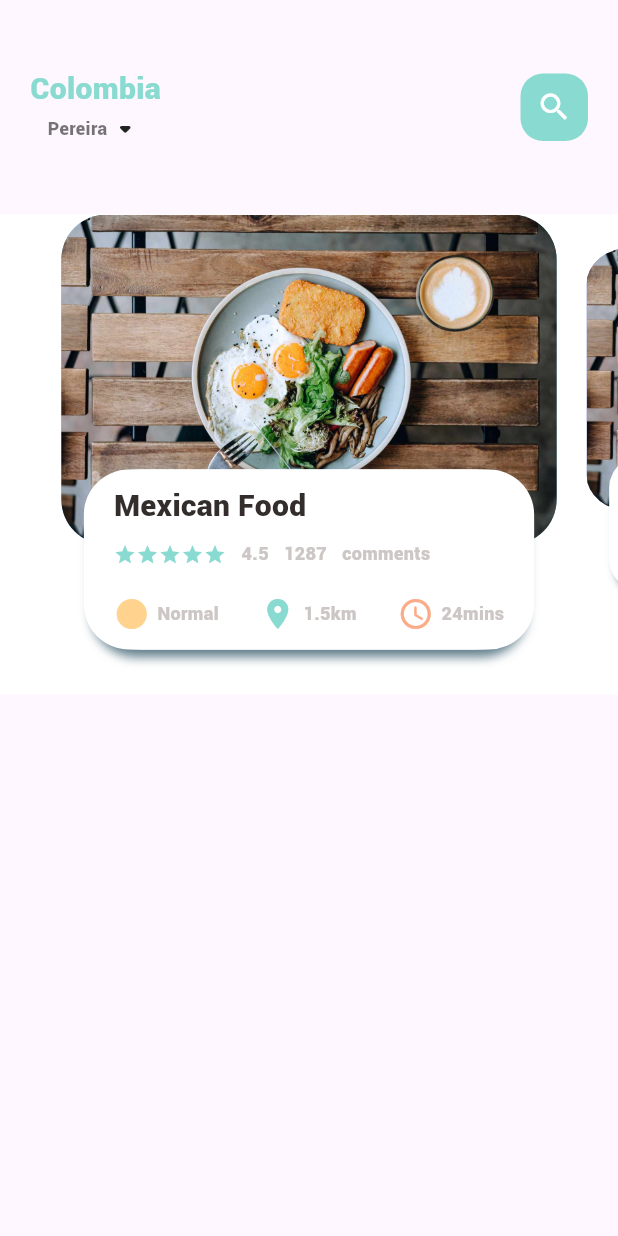
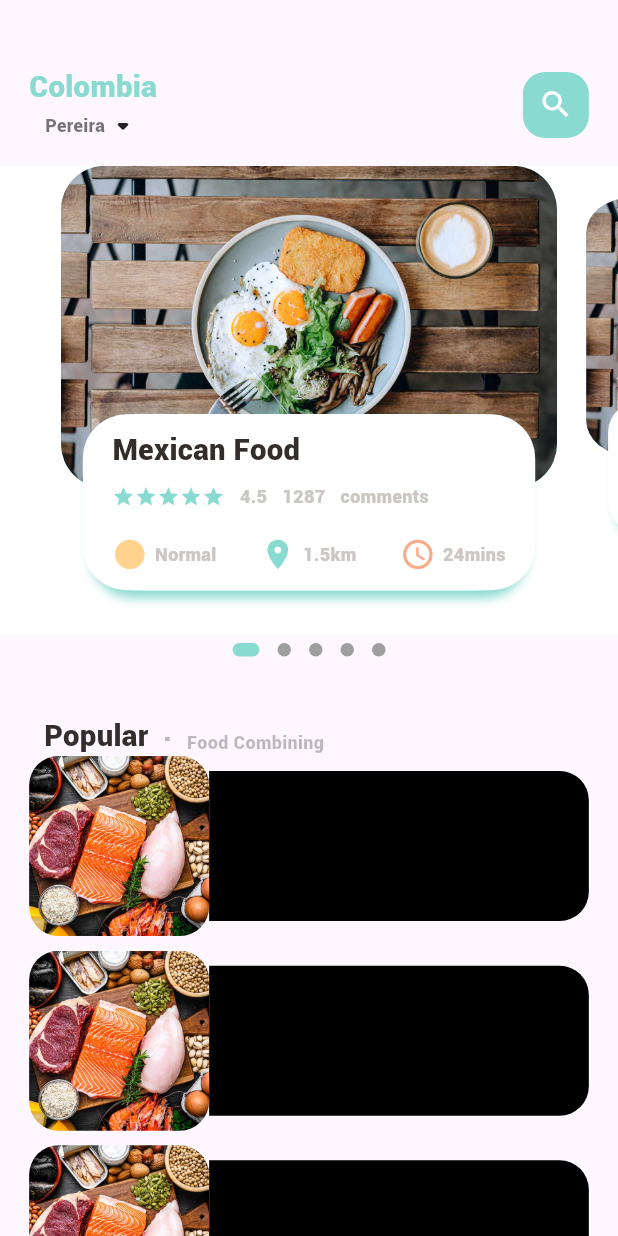
Before and after one commit to andrespizarro30/deliveries_app, a Flutter app: the screen it shows after launch, on a phone screen of 412 x 824 dp. Run offline on Flutter 3.47's test engine with Material 3 defaults, Android fonts, the light colour scheme and no system bars; drawn by our look-alikes of dots_indicator; our stand-ins replace get.

Commit message:
second commit

```diff
--- a/lib/home/food_page_body.dart
+++ b/lib/home/food_page_body.dart
@@ -1,9 +1,11 @@
 import 'package:deliveries_app/utils/colors.dart';
 import 'package:deliveries_app/widgets/big_text.dart';
 import 'package:deliveries_app/widgets/small_text.dart';
+import 'package:dots_indicator/dots_indicator.dart';
 import 'package:flutter/cupertino.dart';
 import 'package:flutter/material.dart';
 
+import '../utils/dimensions.dart';
 import '../widgets/icon_and_text_widget.dart';
 
 class FoodBodyPage extends StatefulWidget {
@@ -18,7 +20,7 @@ class _FoodBodyPageState extends State<FoodBodyPage> {
   PageController pageController = PageController(viewportFraction: 0.85);
   var _currPageValue = 0.0;
   double _scaleFactor = 0.8;
-  double _height = 220;
+  double _height = Dimensions.pageViewContainer;
 
   @override
   void initState() {
@@ -27,7 +29,6 @@ class _FoodBodyPageState extends State<FoodBodyPage> {
     pageController.addListener(() {
       setState(() {
         _currPageValue = pageController.page!;
-        print("Current value is" + _currPageValue.toString());
       });
     });
   }
@@ -43,9 +44,11 @@ class _FoodBodyPageState extends State<FoodBodyPage> {
 
   @override
   Widget build(BuildContext context) {
-    return Container(
+    return Column(
+      children: [
+          Container(
             color: Colors.white,
-      height: 320,
+            height: Dimensions.pageView,
             child: PageView.builder(
                 controller: pageController,
                 itemCount: 5,
@@ -53,6 +56,79 @@ class _FoodBodyPageState extends State<FoodBodyPage> {
                   return _buildPageItem(position);
                 }
             ),
+          ),
+          new DotsIndicator(
+            dotsCount: 5,
+            position: _currPageValue.round(),
+              decorator: DotsDecorator(
+                color: Colors.grey,
+                activeColor: AppColors.mainColor,
+                size: const Size.square(9.0),
+                activeSize: const Size(18.0, 9.0),
+                activeShape: RoundedRectangleBorder(borderRadius: BorderRadius.circular(5.0)),
+            ),
+          ),
+          SizedBox(height: Dimensions.height30,),
+          Container(
+            margin: EdgeInsets.only(left: Dimensions.width30),
+            child: Row(
+              crossAxisAlignment: CrossAxisAlignment.end,
+              children: [
+                BigText(text: "Popular"),
+                SizedBox(width: Dimensions.width10,),
+                Container(
+                  margin: EdgeInsets.only(bottom: 3),
+                  child: BigText(text: ".",color: Colors.black26,),
+                ),
+                SizedBox(width: Dimensions.width10,),
+                Container(
+                  margin: EdgeInsets.only(bottom: 2),
+                  child: SmallText(text: "Food Combining",color: Colors.black26,),
+                ),
+              ],
+            ),
+          ),
+          Container(
+            height: 1000,
+            child: ListView.builder(
+                physics: NeverScrollableScrollPhysics(),
+                //shrinkWrap: true,
+                itemCount: 10,
+                itemBuilder: (context,index){
+                  return Container(
+                    margin: EdgeInsets.only(left: Dimensions.width20,right: Dimensions.width20,bottom: Dimensions.height10),
+                    child: Row(
+                      children: [
+                        Container(
+                          width:120,
+                          height: 120,
+                          decoration: BoxDecoration(
+                              borderRadius: BorderRadius.circular(Dimensions.radius20),
+                              color: Colors.white38,
+                              image: DecorationImage(
+                                fit: BoxFit.cover,
+                                image: AssetImage("assets/image/food2.jpg")
+                              )
+                          ),
+                        ),
+                        Expanded(
+                          child: Container(
+                            height: 100,
+                            decoration: BoxDecoration(
+                              borderRadius: BorderRadius.only(
+                                  topRight: Radius.circular(Dimensions.radius20),
+                                  bottomRight: Radius.circular(Dimensions.radius20)
+                              ),
+                              color: Colors.black
+                            ),
+                          ),
+                        )
+                      ],
+                    ),
+                  );
+                }),
+          )
+      ],
     );
   }
 
@@ -82,10 +158,10 @@ class _FoodBodyPageState extends State<FoodBodyPage> {
       child: Stack(
         children: [
             Container(
-            height: 220,
-            margin: EdgeInsets.only(left: 10,right: 10),
+            height: Dimensions.pageViewContainer,
+            margin: EdgeInsets.only(left: Dimensions.width10,right: Dimensions.width10),
             decoration: BoxDecoration(
-                borderRadius: BorderRadius.circular(30),
+                borderRadius: BorderRadius.circular(Dimensions.radius30),
                 color: index.isEven?Color(0xFF69c5df):Color(0xFF9294cc),
                 image: DecorationImage(
                     fit: BoxFit.cover,
@@ -98,14 +174,14 @@ class _FoodBodyPageState extends State<FoodBodyPage> {
           Align(
             alignment: Alignment.bottomCenter,
             child: Container(
-              height: 120,
-              margin: EdgeInsets.only(left: 30,right: 30,bottom: 30),
+              height: Dimensions.pageViewTextContainer,
+              margin: EdgeInsets.only(left: Dimensions.width30,right: Dimensions.width30,bottom: Dimensions.height30),
               decoration: BoxDecoration(
-                  borderRadius: BorderRadius.circular(30),
+                  borderRadius: BorderRadius.circular(Dimensions.radius30),
                   color: Colors.white,
                   boxShadow: [
                     BoxShadow(
-                      color: Colors.blueGrey,
+                      color: AppColors.mainColor,
                       blurRadius: 5.0,
                       offset: Offset(0,5)
                     ),
@@ -120,12 +196,12 @@ class _FoodBodyPageState extends State<FoodBodyPage> {
                   ]
               ),
               child: Container(
-                padding: EdgeInsets.only(top: 10,left: 15,right: 15),
+                padding: EdgeInsets.only(top: Dimensions.height10,left: Dimensions.width15,right: Dimensions.width15),
                 child: Column(
                   crossAxisAlignment: CrossAxisAlignment.start,
                   children: [
                     BigText(text: "Mexican Food",),
-                    SizedBox(height: 10,),
+                    SizedBox(height: Dimensions.height10,),
                     Row(
                       children: [
                         Wrap(
@@ -139,7 +215,7 @@ class _FoodBodyPageState extends State<FoodBodyPage> {
                         SmallText(text: "comments")
                       ],
                     ),
-                    SizedBox(height: 20,),
+                    SizedBox(height: Dimensions.height20,),
                     Row(
                       mainAxisAlignment: MainAxisAlignment.spaceBetween,
                       children: [
--- a/lib/home/main_food_page.dart
+++ b/lib/home/main_food_page.dart
@@ -4,6 +4,8 @@ import 'package:flutter/material.dart';
 import '../utils/colors.dart';
 import '../widgets/big_text.dart';
 import '../widgets/small_text.dart';
+
+import '../utils/dimensions.dart';
 
 class MainFoodPage extends StatefulWidget {
   const MainFoodPage({super.key});
@@ -13,15 +15,17 @@ class MainFoodPage extends StatefulWidget {
 }
 
 class _MainFoodPageState extends State<MainFoodPage> {
+
   @override
   Widget build(BuildContext context) {
+
     return Scaffold(
       body: Column(
         children: [
           Container(
             child: Container(
-              margin: EdgeInsets.only(top: 45,bottom: 45),
-              padding: EdgeInsets.only(left: 20, right: 20),
+              margin: EdgeInsets.only(top: Dimensions.height45,bottom: Dimensions.height15),
+              padding: EdgeInsets.only(left: Dimensions.width20, right: Dimensions.width20),
               child: Row(
                 mainAxisAlignment: MainAxisAlignment.spaceBetween,
                 children: [
@@ -44,11 +48,11 @@ class _MainFoodPageState extends State<MainFoodPage> {
                   ),
                   Center(
                     child: Container(
-                      width: 45,
-                      height: 45,
-                      child: Icon(Icons.search,color: Colors.white,),
+                      width: Dimensions.width45,
+                      height: Dimensions.height45,
+                      child: Icon(Icons.search,color: Colors.white,size: Dimensions.iconSize24,),
                       decoration: BoxDecoration(
-                          borderRadius: BorderRadius.circular(15),
+                          borderRadius: BorderRadius.circular(Dimensions.radius15),
                           color: AppColors.mainColor
                       ),
                     ),
@@ -57,7 +61,11 @@ class _MainFoodPageState extends State<MainFoodPage> {
               ),
             ),
           ),
-          FoodBodyPage()
+          Expanded(
+              child: SingleChildScrollView(
+                child: FoodBodyPage(),
+              )
+          )
         ],
       )
     );
--- a/lib/main.dart
+++ b/lib/main.dart
@@ -1,5 +1,6 @@
 import 'package:deliveries_app/home/main_food_page.dart';
 import 'package:flutter/material.dart';
+import 'package:get/get.dart';
 
 void main() {
   runApp(const MyApp());
@@ -11,7 +12,7 @@ class MyApp extends StatelessWidget {
   // This widget is the root of your application.
   @override
   Widget build(BuildContext context) {
-    return MaterialApp(
+    return GetMaterialApp(
       debugShowCheckedModeBanner: false,
       home: MainFoodPage(),
     );
--- /dev/null
+++ b/lib/utils/dimensions.dart
@@ -0,0 +1,37 @@
+import 'package:get/get.dart';
+
+class Dimensions{
+
+  static double screenHeight = Get.context!.height;
+  static double screenWidth = Get.context!.width;
+  static double pageView = screenHeight/2.64;
+  static double pageViewContainer = screenHeight/3.84;
+  static double pageViewTextContainer = screenHeight/7.03;
+
+  static double height10 = screenHeight/84.4;
+  static double height15 = screenHeight/56.27;
+  static double height20 = screenHeight/42.4;
+  static double height25 = screenHeight/33.76;
+  static double height30 = screenHeight/28.13;
+  static double height40 = screenHeight/21.1;
+  static double height45 = screenHeight/18.75;
+
+  static double width10 = screenHeight/84.4;
+  static double width15 = screenHeight/56.27;
+  static double width20 = screenHeight/42.4;
+  static double width25 = screenHeight/33.76;
+  static double width30 = screenHeight/28.13;
+  static double width40 = screenHeight/21.1;
+  static double width45 = screenHeight/18.75;
+
+  static double font20 = screenHeight/42.2;
+  static double radius15 = screenHeight/56.27;
+  static double radius20 = screenHeight/42.2;
+  static double radius30 = screenHeight/28.13;
+
+  static double iconSize24 = screenHeight/35.17;
+
+
+
+
+}
--- a/lib/widgets/big_text.dart
+++ b/lib/widgets/big_text.dart
@@ -1,4 +1,6 @@
+import 'package:deliveries_app/utils/dimensions.dart';
 import 'package:flutter/cupertino.dart';
+import '../utils/dimensions.dart';
 
 class BigText extends StatelessWidget {
 
@@ -10,7 +12,7 @@ class BigText extends StatelessWidget {
   BigText({super.key,
     required this.text,
     this.color = const Color(0xFF332d2b),
-    this.size = 20,
+    this.size = 0,
     this.overflow = TextOverflow.ellipsis
   });
 
@@ -24,7 +26,7 @@ class BigText extends StatelessWidget {
         color: color,
         fontWeight: FontWeight.w400,
         fontFamily: 'Roboto',
-        fontSize: size
+        fontSize: size ==0?Dimensions.font20:size
       ),
     );
   }
--- a/lib/widgets/icon_and_text_widget.dart
+++ b/lib/widgets/icon_and_text_widget.dart
@@ -1,3 +1,4 @@
+import 'package:deliveries_app/utils/dimensions.dart';
 import 'package:deliveries_app/widgets/small_text.dart';
 import 'package:flutter/cupertino.dart';
 import 'package:flutter/material.dart';
@@ -21,6 +22,7 @@ class IconAndTextWidget extends StatelessWidget {
         Icon(
           icon,
           color: iconColor,
+          size: Dimensions.iconSize24,
         ),
         SizedBox(width: 5,),
         SmallText(text: text,)
--- a/pubspec.yaml
+++ b/pubspec.yaml
@@ -30,6 +30,7 @@ environment:
 dependencies:
   flutter:
     sdk: flutter
+  get: ^4.6.6
   dots_indicator: ^3.0.0
 
 
```
Also changed, not shown: pubspec.lock. Lines whose indentation alone changed are shown as unchanged.
